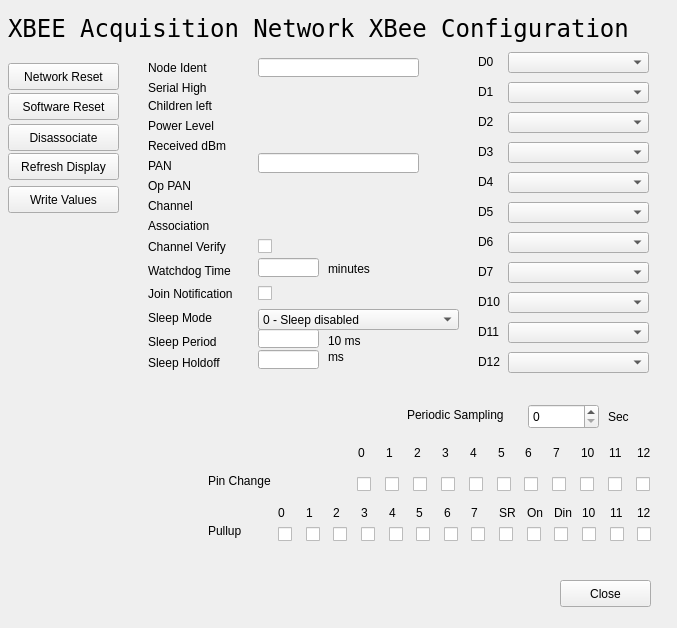
Qt form XBee-GUI/xbee-dialog.ui (ksarkies/XBee-Acquisition) before a commit.
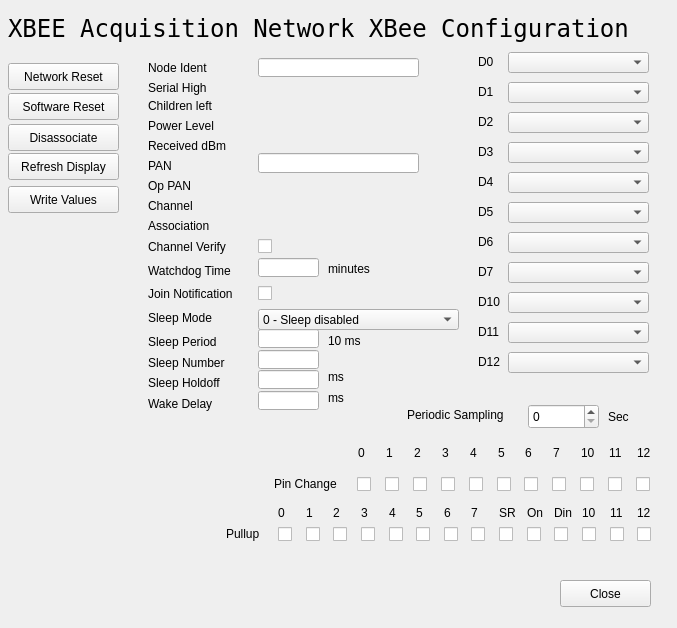
The same form after that commit.

Commit message: GUI: Add two more sleep settings wake delay and sleep number.

Patch:
```diff
--- a/XBee-GUI/xbee-dialog.ui
+++ b/XBee-GUI/xbee-dialog.ui
@@ -587,8 +587,8 @@
   <widget class="QLabel" name="nodeIdentLabel_2">
    <property name="geometry">
     <rect>
-     <x>208</x>
-     <y>472</y>
+     <x>274</x>
+     <y>475</y>
      <width>81</width>
      <height>17</height>
     </rect>
@@ -600,7 +600,7 @@
     <string>Pin Change</string>
    </property>
   </widget>
-  <widget class="QLabel" name="sleepHoldoffLabel">
+  <widget class="QLabel" name="sleepNumberLabel">
    <property name="geometry">
     <rect>
      <x>148</x>
@@ -613,7 +613,7 @@
     <string>&lt;html&gt;&lt;head/&gt;&lt;body&gt;&lt;p&gt;Set the time to delay after the last communication before entering sleep mode. From 0 to 65536 ms.&lt;/p&gt;&lt;/body&gt;&lt;/html&gt;</string>
    </property>
    <property name="text">
-    <string>Sleep Holdoff</string>
+    <string>Sleep Number</string>
    </property>
   </widget>
   <widget class="QComboBox" name="d12ComboBox">
@@ -681,9 +681,9 @@
   <widget class="QLabel" name="nodeIdentLabel_3">
    <property name="geometry">
     <rect>
-     <x>208</x>
-     <y>522</y>
-     <width>81</width>
+     <x>226</x>
+     <y>525</y>
+     <width>45</width>
      <height>17</height>
     </rect>
    </property>
@@ -971,22 +971,6 @@
     <string>Disassociate</string>
    </property>
   </widget>
-  <widget class="QLabel" name="mslabel_3">
-   <property name="geometry">
-    <rect>
-     <x>328</x>
-     <y>347</y>
-     <width>31</width>
-     <height>20</height>
-    </rect>
-   </property>
-   <property name="toolTip">
-    <string/>
-   </property>
-   <property name="text">
-    <string>ms</string>
-   </property>
-  </widget>
   <widget class="QLabel" name="opPan">
    <property name="geometry">
     <rect>
@@ -1404,6 +1388,96 @@
     <string>Close</string>
    </property>
   </widget>
+  <widget class="QLabel" name="mslabel_5">
+   <property name="geometry">
+    <rect>
+     <x>328</x>
+     <y>367</y>
+     <width>31</width>
+     <height>20</height>
+    </rect>
+   </property>
+   <property name="toolTip">
+    <string/>
+   </property>
+   <property name="text">
+    <string>ms</string>
+   </property>
+  </widget>
+  <widget class="QLabel" name="sleepHoldoffLabel">
+   <property name="geometry">
+    <rect>
+     <x>148</x>
+     <y>374</y>
+     <width>111</width>
+     <height>17</height>
+    </rect>
+   </property>
+   <property name="toolTip">
+    <string>&lt;html&gt;&lt;head/&gt;&lt;body&gt;&lt;p&gt;Set the time to delay after the last communication before entering sleep mode. From 0 to 65536 ms.&lt;/p&gt;&lt;/body&gt;&lt;/html&gt;</string>
+   </property>
+   <property name="text">
+    <string>Sleep Holdoff</string>
+   </property>
+  </widget>
+  <widget class="QLineEdit" name="sleepHoldoff">
+   <property name="geometry">
+    <rect>
+     <x>258</x>
+     <y>370</y>
+     <width>61</width>
+     <height>19</height>
+    </rect>
+   </property>
+   <property name="toolTip">
+    <string>&lt;html&gt;&lt;head/&gt;&lt;body&gt;&lt;p&gt;Set the time to delay after the last communication before entering sleep mode. From 0 to 65534 ms.&lt;/p&gt;&lt;/body&gt;&lt;/html&gt;</string>
+   </property>
+  </widget>
+  <widget class="QLabel" name="wakeHostDelayLabel">
+   <property name="geometry">
+    <rect>
+     <x>148</x>
+     <y>395</y>
+     <width>111</width>
+     <height>17</height>
+    </rect>
+   </property>
+   <property name="toolTip">
+    <string>&lt;html&gt;&lt;head/&gt;&lt;body&gt;&lt;p&gt;Set the time to delay after the last communication before entering sleep mode. From 0 to 65536 ms.&lt;/p&gt;&lt;/body&gt;&lt;/html&gt;</string>
+   </property>
+   <property name="text">
+    <string>Wake Delay</string>
+   </property>
+  </widget>
+  <widget class="QLineEdit" name="wakeHostDelay">
+   <property name="geometry">
+    <rect>
+     <x>258</x>
+     <y>391</y>
+     <width>61</width>
+     <height>19</height>
+    </rect>
+   </property>
+   <property name="toolTip">
+    <string>&lt;html&gt;&lt;head/&gt;&lt;body&gt;&lt;p&gt;Set the time to delay after waking to allow host to receive characters 0 to 65535 ms&lt;/p&gt;&lt;/body&gt;&lt;/html&gt;</string>
+   </property>
+  </widget>
+  <widget class="QLabel" name="mslabel_6">
+   <property name="geometry">
+    <rect>
+     <x>328</x>
+     <y>388</y>
+     <width>31</width>
+     <height>20</height>
+    </rect>
+   </property>
+   <property name="toolTip">
+    <string/>
+   </property>
+   <property name="text">
+    <string>ms</string>
+   </property>
+  </widget>
  </widget>
  <resources/>
  <connections/>
```
Left out of the diff: 4 changed lines with no effect on the pictures. The commit also changes 1 other file.
